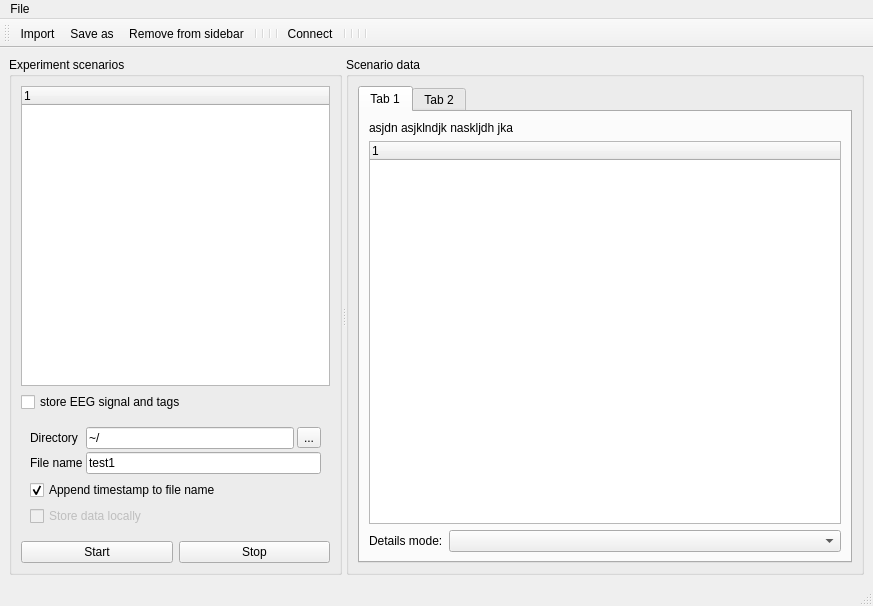
First picture: the form in control/gui/obci_window.ui, repository BrainTech/openbci, before the edit.
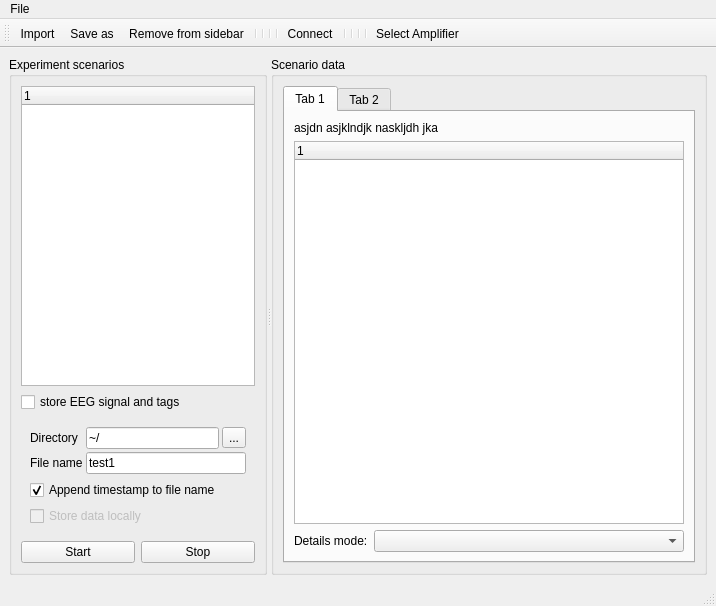
Second picture: the form after the edit. Icons and pictures are not drawn.

Commit message: amps selection - part 1 - after clicking 'select amplifier' amp1 from driver discovery is being selected

```diff
--- a/control/gui/obci_window.ui
+++ b/control/gui/obci_window.ui
@@ -6,7 +6,7 @@
    <rect>
     <x>0</x>
     <y>0</y>
-    <width>873</width>
+    <width>716</width>
     <height>606</height>
    </rect>
   </property>
@@ -316,8 +316,8 @@
     <rect>
      <x>0</x>
      <y>0</y>
-     <width>873</width>
-     <height>23</height>
+     <width>716</width>
+     <height>19</height>
     </rect>
    </property>
    <widget class="QMenu" name="menuMenu">
@@ -353,6 +353,7 @@
    <addaction name="separator"/>
    <addaction name="separator"/>
    <addaction name="separator"/>
+   <addaction name="actionSelectAmplifier"/>
   </widget>
   <action name="actionSave_as">
    <property name="icon">
@@ -465,6 +466,21 @@
     <string>Ctrl+Shift+C</string>
    </property>
   </action>
+  <action name="actionSelectAmplifier">
+   <property name="icon">
+    <iconset resource="resources.qrc">
+     <normaloff>:/filefind.png</normaloff>:/filefind.png</iconset>
+   </property>
+   <property name="text">
+    <string>Select Amplifier ...</string>
+   </property>
+   <property name="toolTip">
+    <string>Search for available amplifiers and select one</string>
+   </property>
+   <property name="shortcut">
+    <string>Ctrl+Shift+A</string>
+   </property>
+  </action>
  </widget>
  <resources>
   <include location="resources.qrc"/>
```
The commit also changes 9 other files.
